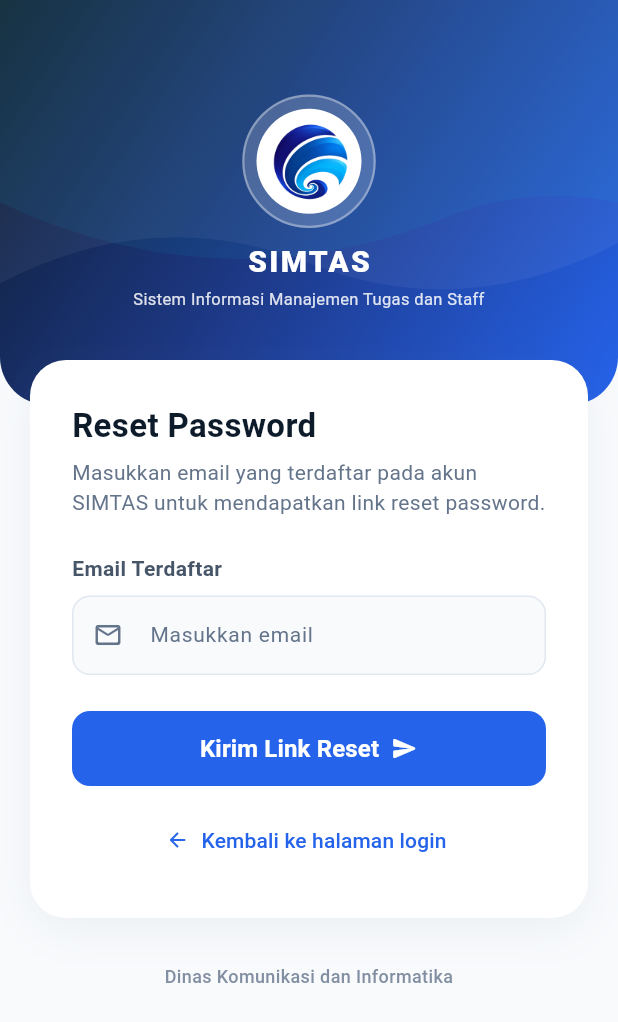
After one commit to syavira14/app_penugasan_kominfo, a Flutter app: the screen it shows after launch, after a tap on "Lupa kata sandi?", on a phone screen of 412 x 824 dp. The commit adds this screen. Shown: the top 1022 px of the screen. Run offline on Flutter 3.47's test engine with Material 3 defaults, Android fonts, the phone set to English and light mode, and no system bars; our stand-ins replace cloud_firestore, file_picker, firebase_auth, firebase_core, flutter_map, geolocator and 4 more; missing offline and left inert: dart:ui_web, file_saver, pdfrx, syncfusion_flutter_pdfviewer; accounts and stored records are empty.

Commit message:
fitur lupa password

```diff
--- /dev/null
+++ b/lib/pages/auth/forgot_password_page.dart
@@ -0,0 +1,515 @@
+import 'package:flutter/material.dart';
+import 'package:flutter/services.dart';
+
+import '../../services/auth_service.dart';
+import 'login_page.dart' show AppColors, BackgroundWavePainter;
+
+/// Halaman Lupa Password sesuai alur Firebase Authentication,
+/// dengan layout split-screen (desktop) & header branding SIMTAS (mobile).
+class ForgotPasswordPage extends StatefulWidget {
+  final String initialNip;
+  const ForgotPasswordPage({super.key, this.initialNip = ''});
+
+  @override
+  State<ForgotPasswordPage> createState() => _ForgotPasswordPageState();
+}
+
+class _ForgotPasswordPageState extends State<ForgotPasswordPage> {
+  final _formKey = GlobalKey<FormState>();
+  final TextEditingController _emailC = TextEditingController();
+  final AuthService _authService = AuthService();
+
+  bool _isLoading = false;
+  bool _isSent = false;
+  String? _successMessage;
+  String? _errorMessage;
+
+  @override
+  void dispose() {
+    _emailC.dispose();
+    super.dispose();
+  }
+
+  Future<void> _submit() async {
+    if (!_formKey.currentState!.validate()) return;
+    FocusScope.of(context).unfocus();
+    setState(() {
+      _isLoading = true;
+      _errorMessage = null;
+    });
+    try {
+      final msg = await _authService.forgotPassword(email: _emailC.text);
+      if (!mounted) return;
+      setState(() {
+        _isLoading = false;
+        _isSent = true;
+        _successMessage = msg;
+      });
+    } catch (e) {
+      if (!mounted) return;
+      setState(() {
+        _isLoading = false;
+        _errorMessage = e.toString().replaceAll('Exception: ', '');
+      });
+    }
+  }
+
+  InputDecoration _decoration(String hint, IconData icon) {
+    OutlineInputBorder border(Color c, [double w = 1]) => OutlineInputBorder(
+      borderRadius: BorderRadius.circular(12),
+      borderSide: BorderSide(color: c, width: w),
+    );
+    return InputDecoration(
+      hintText: hint,
+      hintStyle: const TextStyle(color: AppColors.abuTeks, fontSize: 14),
+      prefixIcon: Icon(icon, color: AppColors.abuTeks, size: 20),
+      filled: true,
+      fillColor: AppColors.latar,
+      contentPadding: const EdgeInsets.symmetric(vertical: 16, horizontal: 16),
+      border: border(AppColors.abuBorder),
+      enabledBorder: border(AppColors.abuBorder),
+      focusedBorder: border(AppColors.biruSedang, 1.5),
+      errorBorder: border(Colors.redAccent),
+      focusedErrorBorder: border(Colors.redAccent, 1.5),
+    );
+  }
+
+  Widget _label(String t) => Text(
+    t,
+    style: const TextStyle(
+      color: AppColors.abuHeader,
+      fontSize: 14,
+      fontWeight: FontWeight.w600,
+    ),
+  );
+
+  Widget _notice(String text, Color color, IconData icon) => Container(
+    width: double.infinity,
+    margin: const EdgeInsets.only(bottom: 16),
+    padding: const EdgeInsets.all(14),
+    decoration: BoxDecoration(
+      color: color.withOpacity(0.08),
+      borderRadius: BorderRadius.circular(12),
+      border: Border.all(color: color.withOpacity(0.4)),
+    ),
+    child: Row(
+      crossAxisAlignment: CrossAxisAlignment.start,
+      children: [
+        Icon(icon, color: color, size: 20),
+        const SizedBox(width: 10),
+        Expanded(
+          child: Text(
+            text,
+            style: TextStyle(color: color, fontSize: 13, height: 1.4),
+          ),
+        ),
+      ],
+    ),
+  );
+
+  Widget _buildSuccessIcon() {
+    return Center(
+      child: SizedBox(
+        width: 88,
+        height: 82,
+        child: Stack(
+          alignment: Alignment.center,
+          children: [
+            Container(
+              width: 72,
+              height: 72,
+              decoration: BoxDecoration(
+                color: const Color(0xFFE0F2FE),
+                borderRadius: BorderRadius.circular(18),
+              ),
+              child: const Icon(
+                Icons.mail_outline_rounded,
+                size: 40,
+                color: AppColors.biruSedang,
+              ),
+            ),
+            Positioned(
+              bottom: 2,
+              right: 4,
+              child: Container(
+                padding: const EdgeInsets.all(4),
+                decoration: BoxDecoration(
+                  color: const Color(0xFF16A34A),
+                  shape: BoxShape.circle,
+                  border: Border.all(color: Colors.white, width: 2.5),
+                ),
+                child: const Icon(
+                  Icons.check_rounded,
+                  size: 16,
+                  color: Colors.white,
+                ),
+              ),
+            ),
+          ],
+        ),
+      ),
+    );
+  }
+
+  // ---------------------------------------------------------------------
+  // KARTU FORM (isi sama untuk mobile & desktop)
+  // ---------------------------------------------------------------------
+  Widget _buildCard() {
+    return Container(
+      padding: const EdgeInsets.all(28),
+      decoration: BoxDecoration(
+        color: Colors.white,
+        borderRadius: BorderRadius.circular(24),
+        boxShadow: [
+          BoxShadow(
+            color: const Color(0xFF64748B).withOpacity(0.08),
+            blurRadius: 24,
+            offset: const Offset(0, 8),
+          ),
+        ],
+      ),
+      child: _isSent ? _buildSuccessContent() : _buildFormContent(),
+    );
+  }
+
+  Widget _buildFormContent() {
+    return Form(
+      key: _formKey,
+      child: Column(
+        crossAxisAlignment: CrossAxisAlignment.start,
+        children: [
+          const Text(
+            'Reset Password',
+            style: TextStyle(
+              color: AppColors.biruTua,
+              fontSize: 22,
+              fontWeight: FontWeight.w700,
+            ),
+          ),
+          const SizedBox(height: 6),
+          const Text(
+            'Masukkan email yang terdaftar pada akun SIMTAS untuk mendapatkan link reset password.',
+            style: TextStyle(
+              color: AppColors.abuTeks,
+              fontSize: 14,
+              height: 1.4,
+            ),
+          ),
+          const SizedBox(height: 24),
+          if (_errorMessage != null)
+            _notice(
+              _errorMessage!,
+              Colors.redAccent,
+              Icons.error_outline_rounded,
+            ),
+          _label('Email Terdaftar'),
+          const SizedBox(height: 8),
+          TextFormField(
+            controller: _emailC,
+            keyboardType: TextInputType.emailAddress,
+            textInputAction: TextInputAction.done,
+            inputFormatters: [FilteringTextInputFormatter.deny(RegExp(r'\s'))],
+            style: const TextStyle(fontSize: 14, color: AppColors.biruTua),
+            decoration: _decoration(
+              'Masukkan email',
+              Icons.mail_outline_rounded,
+            ),
+            onFieldSubmitted: (_) {
+              if (!_isLoading) _submit();
+            },
+            validator: (v) {
+              final c = (v ?? '').trim();
+              if (c.isEmpty) return 'Email wajib diisi';
+              if (!RegExp(r'^[^\s@]+@[^\s@]+\.[^\s@]+$').hasMatch(c)) {
+                return 'Format email tidak valid';
+              }
+              return null;
+            },
+          ),
+          const SizedBox(height: 24),
+          SizedBox(
+            width: double.infinity,
+            height: 50,
+            child: ElevatedButton(
+              onPressed: _isLoading ? null : _submit,
+              style: ElevatedButton.styleFrom(
+                backgroundColor: AppColors.biruSedang,
+                foregroundColor: Colors.white,
+                elevation: 0,
+                shape: RoundedRectangleBorder(
+                  borderRadius: BorderRadius.circular(12),
+                ),
+              ),
+              child: _isLoading
+                  ? const SizedBox(
+                      width: 22,
+                      height: 22,
+                      child: CircularProgressIndicator(
+                        strokeWidth: 2.5,
+                        color: Colors.white,
+                      ),
+                    )
+                  : const Row(
+                      mainAxisAlignment: MainAxisAlignment.center,
+                      children: [
+                        Text(
+                          'Kirim Link Reset',
+                          style: TextStyle(
+                            fontSize: 16,
+                            fontWeight: FontWeight.w600,
+                          ),
+                        ),
+                        SizedBox(width: 8),
+                        Icon(Icons.send_rounded, size: 18),
+                      ],
+                    ),
+            ),
+          ),
+          const SizedBox(height: 12),
+          Center(
+            child: TextButton.icon(
+              onPressed: () => Navigator.pop(context),
+              icon: const Icon(
+                Icons.arrow_back_rounded,
+                size: 16,
+                color: AppColors.biruSedang,
+              ),
+              label: const Text(
+                'Kembali ke halaman login',
+                style: TextStyle(color: AppColors.biruSedang),
+              ),
+            ),
+          ),
+        ],
+      ),
+    );
+  }
+
+  Widget _buildSuccessContent() {
+    return Column(
+      mainAxisSize: MainAxisSize.min,
+      children: [
+        _buildSuccessIcon(),
+        const SizedBox(height: 18),
+        const Text(
+          'Permintaan Berhasil',
+          textAlign: TextAlign.center,
+          style: TextStyle(
+            color: AppColors.biruTua,
+            fontSize: 22,
+            fontWeight: FontWeight.w700,
+          ),
+        ),
+        const SizedBox(height: 10),
+        Text(
+          _successMessage ??
+              'Link reset password telah dikirimkan ke email Anda. Silakan periksa kotak masuk (inbox) atau folder spam.',
+          textAlign: TextAlign.center,
+          style: const TextStyle(
+            color: AppColors.abuTeks,
+            fontSize: 14,
+            height: 1.5,
+          ),
+        ),
+        const SizedBox(height: 24),
+        SizedBox(
+          width: double.infinity,
+          height: 50,
+          child: ElevatedButton.icon(
+            onPressed: () => Navigator.pop(context),
+            style: ElevatedButton.styleFrom(
+              backgroundColor: AppColors.biruSedang,
+              foregroundColor: Colors.white,
+              elevation: 0,
+              shape: RoundedRectangleBorder(
+                borderRadius: BorderRadius.circular(12),
+              ),
+            ),
+            icon: const Icon(Icons.arrow_back_rounded, size: 18),
+            label: const Text(
+              'Kembali ke Login',
+              style: TextStyle(fontSize: 16, fontWeight: FontWeight.w600),
+            ),
+          ),
+        ),
+      ],
+    );
+  }
+
+  // ---------------------------------------------------------------------
+  // BRANDING SIMTAS (logo + nama), sama seperti halaman login
+  // ---------------------------------------------------------------------
+  Widget _buildBrandContent({required bool isDesktop}) {
+    final double logoSize = isDesktop ? 110.0 : 70.0;
+    return Column(
+      mainAxisAlignment: MainAxisAlignment.center,
+      children: [
+        Container(
+          padding: EdgeInsets.all(isDesktop ? 12 : 8),
+          decoration: BoxDecoration(
+            color: Colors.white.withOpacity(0.18),
+            shape: BoxShape.circle,
+            border: Border.all(
+              color: Colors.white.withOpacity(0.35),
+              width: 1.5,
+            ),
+          ),
+          child: Container(
+            width: logoSize,
+            height: logoSize,
+            padding: EdgeInsets.all(isDesktop ? 8 : 4),
+            decoration: const BoxDecoration(
+              color: Colors.white,
+              shape: BoxShape.circle,
+            ),
+            child: ClipOval(
+              child: Image.asset(
+                'assets/images/logokominfo.png',
+                fit: BoxFit.contain,
+                errorBuilder: (context, error, stackTrace) => Icon(
+                  Icons.image_not_supported_rounded,
+                  color: AppColors.biruPrimary,
+                  size: isDesktop ? 45 : 30,
+                ),
+              ),
+            ),
+          ),
+        ),
+        SizedBox(height: isDesktop ? 16 : 8),
+        Text(
+          'SIMTAS',
+          style: TextStyle(
+            color: Colors.white,
+            fontSize: isDesktop ? 26 : 20,
+            fontWeight: FontWeight.w800,
+            letterSpacing: 1.5,
+          ),
+        ),
+        const SizedBox(height: 2),
+        Text(
+          'Sistem Informasi Manajemen Tugas dan Staff',
+          textAlign: TextAlign.center,
+          style: TextStyle(
+            color: Colors.white.withOpacity(0.85),
+            fontSize: isDesktop ? 13.5 : 11,
+          ),
+        ),
+      ],
+    );
+  }
+
+  Widget _buildGradientBackground({required Widget child}) {
+    return Stack(
+      children: [
+        Container(
+          width: double.infinity,
+          height: double.infinity,
+          decoration: const BoxDecoration(
+            gradient: LinearGradient(
+              begin: Alignment.topLeft,
+              end: Alignment.bottomRight,
+              colors: [
+                AppColors.biruTua,
+                AppColors.biruPrimary,
+                AppColors.biruSedang,
+              ],
+            ),
+          ),
+        ),
+        Positioned.fill(child: CustomPaint(painter: BackgroundWavePainter())),
+        Positioned.fill(child: Center(child: child)),
+      ],
+    );
+  }
+
+  Widget _buildFooter() => Center(
+    child: Text(
+      'Dinas Komunikasi dan Informatika',
+      textAlign: TextAlign.center,
+      style: TextStyle(
+        color: AppColors.abuTeks.withOpacity(0.8),
+        fontSize: 12,
+        fontWeight: FontWeight.w500,
+      ),
+    ),
+  );
+
+  Widget _buildDesktopLayout() {
+    return Row(
+      children: [
+        Expanded(
+          child: Container(
+            color: AppColors.latar,
+            height: double.infinity,
+            padding: const EdgeInsets.all(40),
+            child: Center(
+              child: ConstrainedBox(
+                constraints: const BoxConstraints(maxWidth: 450),
+                child: SingleChildScrollView(
+                  child: Column(
+                    mainAxisAlignment: MainAxisAlignment.center,
+                    children: [
+                      _buildCard(),
+                      const SizedBox(height: 24),
+                      _buildFooter(),
+                    ],
+                  ),
+                ),
+              ),
+            ),
+          ),
+        ),
+        Expanded(
+          child: _buildGradientBackground(
+            child: _buildBrandContent(isDesktop: true),
+          ),
+        ),
+      ],
+    );
+  }
+
+  Widget _buildMobileLayout() {
+    return SingleChildScrollView(
+      child: Column(
+        children: [
+          ClipRRect(
+            borderRadius: const BorderRadius.only(
+              bottomLeft: Radius.circular(32),
+              bottomRight: Radius.circular(32),
+            ),
+            child: SizedBox(
+              height: 270,
+              width: double.infinity,
+              child: _buildGradientBackground(
+                child: _buildBrandContent(isDesktop: false),
+              ),
+            ),
+          ),
+          Transform.translate(
+            offset: const Offset(0, -30),
+            child: Padding(
+              padding: const EdgeInsets.symmetric(horizontal: 20),
+              child: _buildCard(),
+            ),
+          ),
+          _buildFooter(),
+          const SizedBox(height: 16),
+        ],
+      ),
+    );
+  }
+
+  @override
+  Widget build(BuildContext context) {
+    return Scaffold(
+      backgroundColor: AppColors.latar,
+      body: SafeArea(
+        child: LayoutBuilder(
+          builder: (context, constraints) => constraints.maxWidth > 600
+              ? _buildDesktopLayout()
+              : _buildMobileLayout(),
+        ),
+      ),
+    );
+  }
+}
--- a/lib/pages/auth/login_page.dart
+++ b/lib/pages/auth/login_page.dart
@@ -4,6 +4,7 @@ import 'package:flutter/services.dart';
 import '../../models/user_model.dart';
 import '../../services/auth_service.dart';
 import '../admin/dashboard_admin_page.dart';
+import 'forgot_password_page.dart';
 import '../staff/staff_dashboard.dart';
 
 class AppColors {
@@ -216,7 +217,7 @@ class _LoginPageState extends State<LoginPage> {
             child: Stack(
               children: [
                 Positioned.fill(
-                  child: CustomPaint(painter: _BackgroundWavePainter()),
+                  child: CustomPaint(painter: BackgroundWavePainter()),
                 ),
                 Center(child: _buildHeaderContent(isDesktop: true)),
               ],
@@ -258,7 +259,7 @@ class _LoginPageState extends State<LoginPage> {
               ),
             ),
             Positioned.fill(
-              child: CustomPaint(painter: _BackgroundWavePainter()),
+              child: CustomPaint(painter: BackgroundWavePainter()),
             ),
             Positioned.fill(
               child: Padding(
@@ -464,7 +465,30 @@ class _LoginPageState extends State<LoginPage> {
               },
             ),
 
-            const SizedBox(height: 24),
+            const SizedBox(height: 8),
+            Align(
+              alignment: Alignment.centerRight,
+              child: TextButton(
+                onPressed: _isLoading
+                    ? null
+                    : () => Navigator.push(
+                        context,
+                        MaterialPageRoute(
+                          builder: (_) => const ForgotPasswordPage(),
+                        ),
+                      ),
+                child: const Text(
+                  'Lupa kata sandi?',
+                  style: TextStyle(
+                    color: AppColors.biruSedang,
+                    fontSize: 13,
+                    fontWeight: FontWeight.w600,
+                  ),
+                ),
+              ),
+            ),
+
+            const SizedBox(height: 16),
 
             // TOMBOL MASUK
             SizedBox(
@@ -620,7 +644,7 @@ class _LoginPageState extends State<LoginPage> {
   }
 }
 
-class _BackgroundWavePainter extends CustomPainter {
+class BackgroundWavePainter extends CustomPainter {
   @override
   void paint(Canvas canvas, Size size) {
     final paint = Paint()
--- a/lib/services/auth_service.dart
+++ b/lib/services/auth_service.dart
@@ -1,13 +1,20 @@
 import 'dart:async';
+import 'dart:convert';
 
 import 'package:cloud_firestore/cloud_firestore.dart';
 import 'package:firebase_auth/firebase_auth.dart';
+import 'package:http/http.dart' as http;
 
 import 'staff_admin_api.dart';
 
 class AuthService {
   final FirebaseAuth _auth = FirebaseAuth.instance;
   final FirebaseFirestore _firestore = FirebaseFirestore.instance;
+
+  static const String _edgeUrl =
+      'https://uxdloenucntsmcviskfo.supabase.co/functions/v1/staff-admin';
+  static const String _supabaseAnonKey =
+      'sb_publishable_wgHJYNJa0o7z5hNY7eNGKQ_T7z4gr5-';
 
   /// Memproses login via Firebase Auth menggunakan NIP dan mengambil role dari Firestore.
   /// Input berupa alamat email (seperti @gmail.com) ditolak secara tegas.
@@ -257,6 +264,52 @@ class AuthService {
     }
   }
 
+  /// Lupa password: kirim email terdaftar ke Edge Function untuk
+  /// mengirimkan link reset password Firebase Authentication ke email tersebut.
+  Future<String> forgotPassword({required String email}) async {
+    try {
+      final response = await http
+          .post(
+            Uri.parse(_edgeUrl),
+            headers: {
+              'Content-Type': 'application/json',
+              'apikey': _supabaseAnonKey,
+            },
+            body: jsonEncode({
+              'action': 'forgot-password',
+              'email': email.trim(),
+            }),
+          )
+          .timeout(const Duration(seconds: 30));
+
+      Map<String, dynamic> data = {};
+      try {
+        final decoded = jsonDecode(response.body);
+        if (decoded is Map) data = Map<String, dynamic>.from(decoded);
+      } catch (_) {}
+
+      if (response.statusCode < 200 || response.statusCode >= 300) {
+        throw StaffAdminException(
+          (data['error'] ?? 'Gagal memproses permintaan lupa password.')
+              .toString(),
+          response.statusCode,
+        );
+      }
+
+      final masked = (data['email_masked'] ?? '').toString();
+      if (masked.isNotEmpty) {
+        return 'Link reset password telah dikirimkan ke $masked. Silakan periksa kotak masuk (inbox) atau folder spam.';
+      }
+      return 'Link reset password telah dikirimkan ke email Anda. Silakan periksa kotak masuk (inbox) atau folder spam.';
+    } on StaffAdminException catch (e) {
+      throw Exception(e.message);
+    } catch (_) {
+      throw Exception(
+        'Tidak dapat menghubungi layanan lupa password. Periksa koneksi internet.',
+      );
+    }
+  }
+
   /// Keluar dari sesi Firebase Auth
   Future<void> signOut() async {
     await _auth.signOut();
```
Also changed, not shown: lib/pages/admin/kelola_staff.dart (+14 -1 lines), lib/pages/admin/profil_admin.dart (+33 -4 lines), lib/pages/staff/staff_profil_page.dart (+46 -4 lines), lib/services/staff_admin_api.dart (+35 -0 lines), 5 other files.
